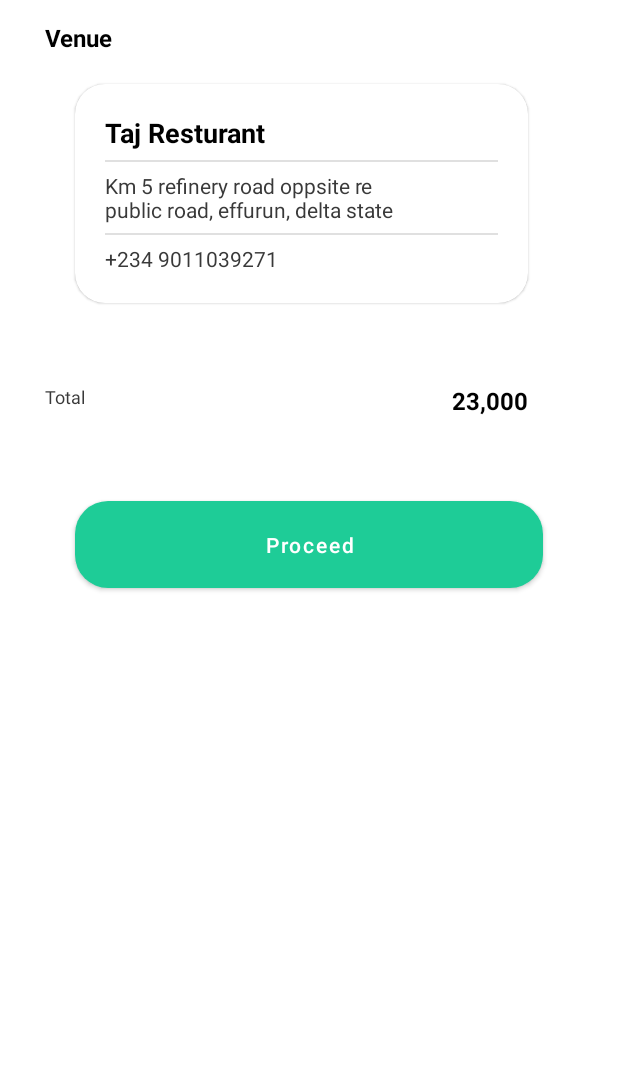
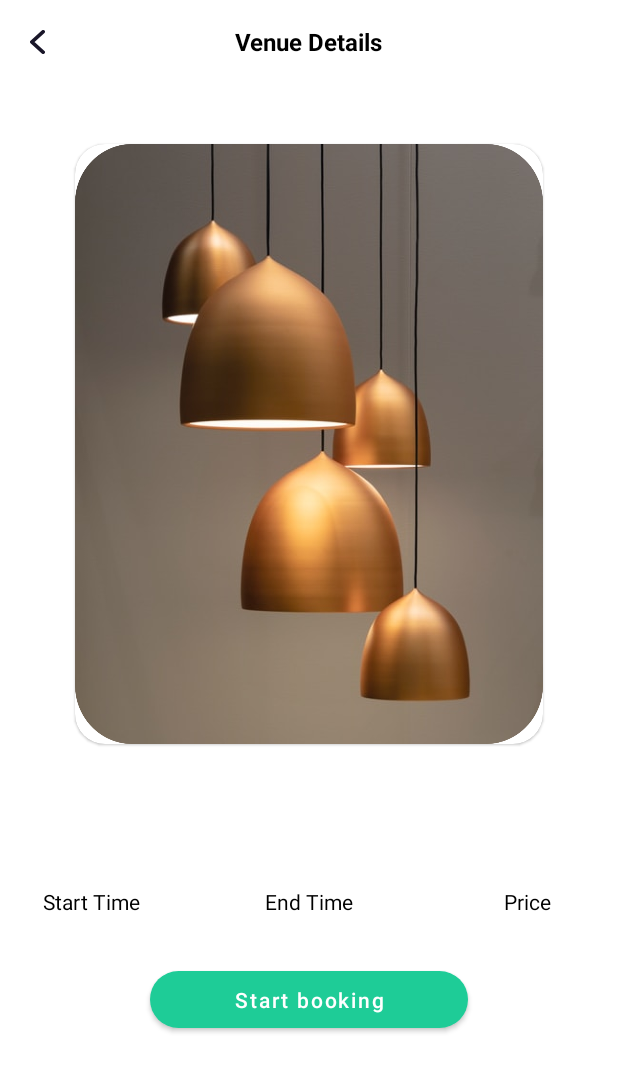
Before and after one commit to jayaprasad356/eventoria, an Android app: the layout activity_venuedetails.xml on its own in the app's theme, with its tools: preview values and no code run, on a phone screen of 412 x 824 dp. Shown: the top 1072 px of the screen. Run offline under Robolectric (Android 15) with nearby library versions, the phone set to English and light mode, and no system bars.

Commit message:
venu major updates

```diff
--- a/app/src/main/java/com/example/myapplication/ChangeAddressActivity.java
+++ b/app/src/main/java/com/example/myapplication/ChangeAddressActivity.java
@@ -83,7 +83,7 @@ public class ChangeAddressActivity extends AppCompatActivity {
                                     JSONArray jsonArray = jsonObject.getJSONArray(Constant.DATA);
                                     Intent intent = new Intent(ChangeAddressActivity.this,Successfully_bookedActivity.class);
                                     Constant.ADDRESS_ID_VAL = jsonArray.getJSONObject(0).getString(Constant.ID);
-                                    Constant.TYPE_VAL = "own";
+                                    intent.putExtra(Constant.TYPE,"own");
                                     startActivity(intent);
                                     finish();
                                 }
--- a/app/src/main/java/com/example/myapplication/CheckoutActivity.java
+++ b/app/src/main/java/com/example/myapplication/CheckoutActivity.java
@@ -45,8 +45,8 @@ public class CheckoutActivity extends AppCompatActivity {
                 }
                 else if(rbBookaplace.isChecked()){
 
-//                    Intent intent = new Intent(CheckoutActivity.this,Venue_listActivity.class);
-//                    startActivity(intent);
+                    Intent intent = new Intent(CheckoutActivity.this,Venue_listActivity.class);
+                    startActivity(intent);
 
                 }
                 else {
--- a/app/src/main/java/com/example/myapplication/Venue_listActivity.java
+++ b/app/src/main/java/com/example/myapplication/Venue_listActivity.java
@@ -66,6 +66,7 @@ public class Venue_listActivity extends AppCompatActivity {
                     if (jsonObject.getBoolean(Constant.SUCCESS)) {
                         JSONObject object = new JSONObject(response);
                         JSONArray jsonArray = object.getJSONArray(Constant.DATA);
+                        Log.d("ALL_V_ARR",jsonArray.toString());
                         Gson g = new Gson();
                         ArrayList<Venue> venues = new ArrayList<>();
 
--- a/app/src/main/java/com/example/myapplication/adapter/PackagelistAdapter.java
+++ b/app/src/main/java/com/example/myapplication/adapter/PackagelistAdapter.java
@@ -15,6 +15,7 @@ import com.bumptech.glide.Glide;
 import com.example.myapplication.PackagedetailsActivity;
 import com.example.myapplication.R;
 import com.example.myapplication.helper.Constant;
+import com.example.myapplication.helper.Session;
 import com.example.myapplication.model.Category;
 import com.example.myapplication.model.Package;
 
@@ -25,6 +26,7 @@ import de.hdodenhof.circleimageview.CircleImageView;
 public class PackagelistAdapter extends RecyclerView.Adapter<RecyclerView.ViewHolder> {
     final Activity activity;
     final ArrayList<Package> packages;
+    Session session;
 
     public PackagelistAdapter(Activity activity, ArrayList<Package> packages) {
         this.activity = activity;
@@ -40,6 +42,7 @@ public class PackagelistAdapter extends RecyclerView.Adapter<RecyclerView.ViewHo
 
     @Override
     public void onBindViewHolder(@NonNull RecyclerView.ViewHolder holderParent, int position) {
+        session = new Session(activity);
         final ExploreItemHolder holder = (ExploreItemHolder) holderParent;
         final Package aPackage = packages.get(position);
 
@@ -59,7 +62,7 @@ public class PackagelistAdapter extends RecyclerView.Adapter<RecyclerView.ViewHo
                 intent.putExtra(Constant.PACKAGE_PRICE,aPackage.getPrice());
                 intent.putExtra(Constant.PACKAGE_DESCRIPTION,aPackage.getDescription());
                 Constant.PACKAGE_ID_VAL = aPackage.getId();
-                Constant.PACKAGE_PRICE_VAL = aPackage.getPrice();
+                session.setData(Constant.PRICE,aPackage.getPrice());
                         activity.startActivity(intent);
 
 
--- a/app/src/main/res/layout/activity_venuedetails.xml
+++ b/app/src/main/res/layout/activity_venuedetails.xml
@@ -7,42 +7,36 @@
     tools:context=".VenuedetailsActivity">
 
 
-    <RelativeLayout
-        android:id="@+id/booking_address_rl"
-        android:layout_width="match_parent"
-        android:layout_height="wrap_content"
-        android:visibility="visible">
-
-
     <LinearLayout
         android:layout_width="match_parent"
         android:layout_height="wrap_content"
         android:orientation="vertical">
 
-
         <RelativeLayout
             android:layout_width="match_parent"
             android:layout_height="wrap_content"
-                android:layout_marginLeft="20dp"
-                android:layout_marginRight="20dp">
+            android:layout_marginTop="10dp">
 
+
+            <ImageView
+                android:id="@+id/back_btn"
+                android:layout_width="wrap_content"
+                android:layout_height="wrap_content"
+                android:layout_alignParentLeft="true"
+                android:layout_marginStart="20dp"
+                android:layout_marginTop="10dp"
+                android:layout_marginEnd="10dp"
+                android:layout_marginBottom="10dp"
+                android:src="@drawable/ic_back_btn" />
 
             <TextView
                 android:layout_width="wrap_content"
                 android:layout_height="wrap_content"
-                    android:layout_marginLeft="10dp"
-                    android:layout_marginTop="14dp"
-                    android:text="Venue"
+                android:layout_centerInParent="true"
+                android:text="Venue Details"
                 android:textColor="@color/black"
                 android:textSize="16dp"
                 android:textStyle="bold" />
-
-
-
-
-
-
-
 
 
         </RelativeLayout>
@@ -51,117 +45,100 @@
         <com.google.android.material.card.MaterialCardView
             android:layout_width="match_parent"
             android:layout_height="wrap_content"
+            app:cardCornerRadius="20dp"
             android:layout_marginLeft="50dp"
-                android:layout_marginTop="20dp"
-                android:layout_marginRight="60dp"
-                app:cardCornerRadius="20dp">
-
-                <LinearLayout
-                    android:layout_width="match_parent"
-                    android:layout_height="wrap_content"
-                    android:layout_marginLeft="20dp"
-                    android:layout_marginTop="20dp"
-                    android:layout_marginRight="20dp"
-                    android:orientation="vertical">
-
-                    <TextView
-                        android:layout_width="match_parent"
-                        android:layout_height="wrap_content"
-                        android:text="Taj Resturant"
-                        android:textColor="@color/black"
-                        android:textSize="18dp"
-                        android:textStyle="bold" />
-
-                    <com.google.android.material.divider.MaterialDivider
-                        android:layout_width="match_parent"
-                        android:layout_height="wrap_content"
-                        android:layout_marginTop="6dp"
-                        android:layout_marginBottom="6dp" />
-
-                    <TextView
-                        android:layout_width="match_parent"
-                        android:layout_height="wrap_content"
-                        android:text="Km 5 refinery road oppsite re\npublic road, effurun, delta state"
-                        android:textColor="@color/Text_light"
-                        android:textSize="14dp" />
-
-
-                    <com.google.android.material.divider.MaterialDivider
-                        android:layout_width="match_parent"
-                        android:layout_height="wrap_content"
-                        android:layout_marginTop="6dp"
-                        android:layout_marginBottom="6dp" />
-
-
-                    <TextView
-                        android:layout_width="match_parent"
-                        android:layout_height="wrap_content"
-                        android:layout_marginBottom="20dp"
-                        android:text="+234 9011039271"
-                        android:textColor="@color/Text_light"
-                        android:textSize="14dp" />
+            android:layout_marginTop="50dp"
+            android:layout_marginRight="50dp"
+            >
 
 
 
 
-
-                </LinearLayout>
-
+            <ImageView
+                android:scaleType="fitXY"
+                android:id="@+id/imgVenue"
+                android:layout_width="match_parent"
+                android:layout_height="400dp"
+                android:background="@drawable/pack_img" />
 
         </com.google.android.material.card.MaterialCardView>
 
 
+        <TextView
+            android:id="@+id/tvVenuename"
+            android:layout_width="match_parent"
+            android:layout_height="wrap_content"
+            android:layout_marginLeft="50dp"
+            android:layout_marginTop="30dp"
+            android:text=""
+            android:textColor="@color/black"
+            android:textSize="20dp"
+            android:textStyle="bold" />
+
+
+        <TextView
+            android:id="@+id/tvAddress"
+            android:layout_width="match_parent"
+            android:layout_height="wrap_content"
+            android:layout_marginLeft="50dp"
+            android:layout_marginTop="8dp"
+            android:text=""
+            android:textColor="@color/black"
+            />
         <RelativeLayout
             android:layout_width="match_parent"
             android:layout_height="wrap_content"
-                android:layout_marginLeft="20dp"
-                android:layout_marginTop="40dp"
-                android:layout_marginRight="20dp">
-
-
+            android:padding="5dp"
+            android:layout_margin="5dp"
+            android:orientation="horizontal">
             <TextView
-                    android:layout_width="wrap_content"
+                android:id="@+id/tvStarttime"
+                android:layout_width="100dp"
                 android:layout_height="wrap_content"
-                    android:layout_marginLeft="10dp"
-                    android:layout_marginTop="14dp"
-                    android:text="Total"
-                    android:textColor="@color/Text_light"
-                    android:textSize="12dp" />
-
-
+                android:layout_weight="1"
+                android:layout_gravity="center"
+                android:gravity="center"
+                android:textColor="@color/black"
+                android:text="Start Time"/>
             <TextView
-                    android:layout_width="wrap_content"
+                android:id="@+id/tvEndtime"
+                android:layout_width="100dp"
+                android:layout_centerHorizontal="true"
+                android:layout_height="wrap_content"
+                android:layout_weight="1"
+                android:gravity="center"
+                android:textColor="@color/black"
+                android:text="End Time"/>
+            <TextView
+                android:id="@+id/tvPrice"
+                android:layout_width="100dp"
                 android:layout_height="wrap_content"
                 android:layout_alignParentEnd="true"
-                    android:layout_marginTop="14dp"
-                    android:layout_marginRight="40dp"
-                    android:text="23,000"
+                android:gravity="center"
                 android:textColor="@color/black"
-                    android:textSize="16dp"
-                    android:textStyle="bold" />
-
+                android:text="Price"/>
 
         </RelativeLayout>
+        <androidx.recyclerview.widget.RecyclerView
+            android:id="@+id/recyclerView"
+            android:layout_width="match_parent"
+            android:layout_height="wrap_content"/>
+
 
 
         <Button
-                android:id="@+id/proceed_btn"
+            android:id="@+id/start_booking_btn"
             android:layout_width="match_parent"
-                android:layout_height="70dp"
-                android:layout_margin="50dp"
-                android:text="Proceed"
+            android:layout_height="50dp"
+            android:layout_marginLeft="100dp"
+            android:layout_marginTop="20dp"
+            android:layout_marginRight="100dp"
+            android:text="Start booking"
             android:textAllCaps="false"
-                app:shapeAppearance="@style/ShapeAppearanceOverlay.MaterialComponents.MaterialCalendar.Day"
-
-                />
-
-
+            app:shapeAppearance="@style/ShapeAppearanceOverlay.MaterialComponents.MaterialCalendar.Day" />
 
 
     </LinearLayout>
 
 
 </RelativeLayout>
-
-
-</RelativeLayout>
```
Also changed, not shown: app/src/main/java/com/example/myapplication/Successfully_bookedActivity.java (+9 -3 lines), app/src/main/java/com/example/myapplication/VenuedetailsActivity.java (+54 -5 lines), app/src/main/java/com/example/myapplication/adapter/TimeSlotsAdapter.java (added, +104 -0 lines), app/src/main/java/com/example/myapplication/adapter/VenueAdapter.java (+20 -2 lines), app/src/main/java/com/example/myapplication/helper/Constant.java (+7 -0 lines), app/src/main/java/com/example/myapplication/model/TimeSlots.java (added, +58 -0 lines), app/src/main/java/com/example/myapplication/model/Venue.java (+15 -2 lines), app/src/main/res/drawable/border_slot.xml (added, +7 -0 lines), app/src/main/res/drawable/border_slot_fill.xml (added, +9 -0 lines), app/src/main/res/layout/timeslot_item.xml (added, +41 -0 lines). Lines whose indentation alone changed are shown as unchanged.
